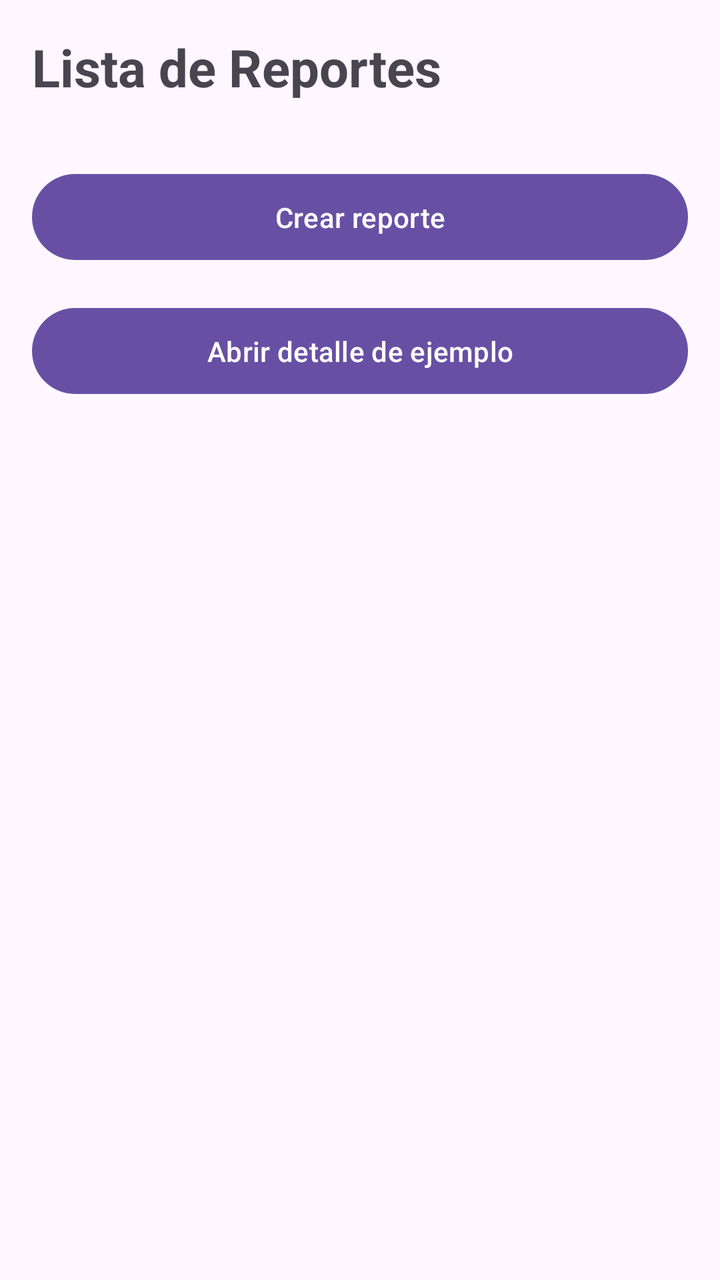
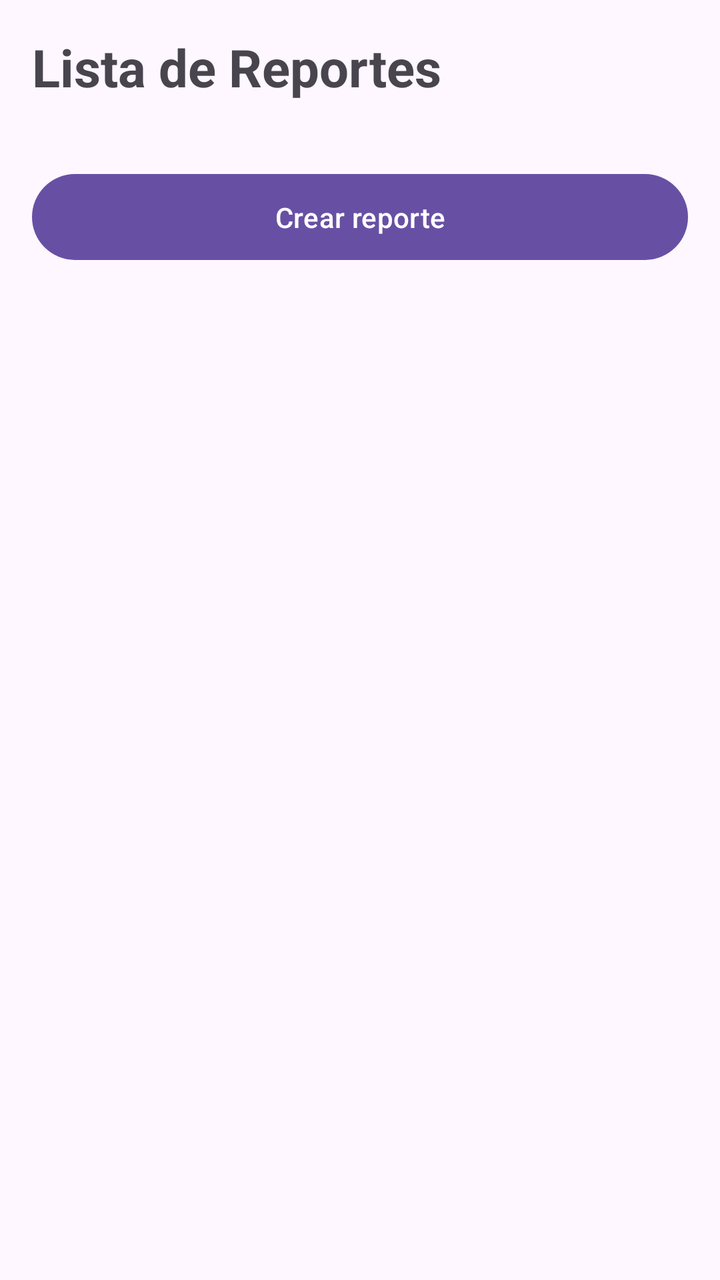

Compare the two renders of this Android layout. The source of the first and the diff that turns it into the second are given below.
<!-- AndroidManifest.xml: application theme Theme.NodoCivico -->
<!-- res/layout/fragment_report_list.xml -->
<?xml version="1.0" encoding="utf-8"?>
<LinearLayout xmlns:android="http://schemas.android.com/apk/res/android"
    android:layout_width="match_parent"
    android:layout_height="match_parent"
    android:orientation="vertical"
    android:padding="16dp">

    <TextView
        android:layout_width="wrap_content"
        android:layout_height="wrap_content"
        android:text="Lista de Reportes"
        android:textSize="26sp"
        android:textStyle="bold"
        android:layout_marginBottom="16dp" />

    
    <com.google.android.material.button.MaterialButton
        android:id="@+id/btnCreate"
        android:layout_width="match_parent"
        android:layout_height="wrap_content"
        android:text="Crear reporte"
        android:layout_marginTop="16dp"
        android:padding="12dp"/>

    
    <com.google.android.material.button.MaterialButton
        android:id="@+id/btnOpenDetail"
        android:layout_width="match_parent"
        android:layout_height="wrap_content"
        android:text="Abrir detalle de ejemplo"
        android:layout_marginTop="16dp"
        android:padding="12dp"/>

    <ProgressBar
        android:id="@+id/progressBar"
        android:layout_width="wrap_content"
        android:layout_height="wrap_content"
        android:visibility="gone"/>

    <TextView
        android:id="@+id/txtEmpty"
        android:layout_width="wrap_content"
        android:layout_height="wrap_content"
        android:text="No hay reportes"
        android:textSize="18sp"
        android:visibility="gone"/>


    <androidx.recyclerview.widget.RecyclerView
        android:id="@+id/recyclerReports"
        android:layout_width="match_parent"
        android:layout_height="match_parent"
        android:layout_marginTop="12dp"/>



</LinearLayout>
<!-- resources referenced by this layout -->
<resources>
  <style name="Theme.NodoCivico" parent="Base.Theme.NodoCivico" />
  <style name="Base.Theme.NodoCivico" parent="Theme.Material3.DayNight.NoActionBar">
          
          
      </style>
</resources>

<!-- the commit's change to res/layout/fragment_report_list.xml (unified diff, before → after) -->
@@ -13,21 +13,11 @@
         android:textStyle="bold"
         android:layout_marginBottom="16dp" />
 
-    
     <com.google.android.material.button.MaterialButton
         android:id="@+id/btnCreate"
         android:layout_width="match_parent"
         android:layout_height="wrap_content"
         android:text="Crear reporte"
-        android:layout_marginTop="16dp"
-        android:padding="12dp"/>
-
-    
-    <com.google.android.material.button.MaterialButton
-        android:id="@+id/btnOpenDetail"
-        android:layout_width="match_parent"
-        android:layout_height="wrap_content"
-        android:text="Abrir detalle de ejemplo"
         android:layout_marginTop="16dp"
         android:padding="12dp"/>
 
@@ -45,13 +35,10 @@
         android:textSize="18sp"
         android:visibility="gone"/>
 
-
     <androidx.recyclerview.widget.RecyclerView
         android:id="@+id/recyclerReports"
         android:layout_width="match_parent"
         android:layout_height="match_parent"
         android:layout_marginTop="12dp"/>
 
-
-
 </LinearLayout>
